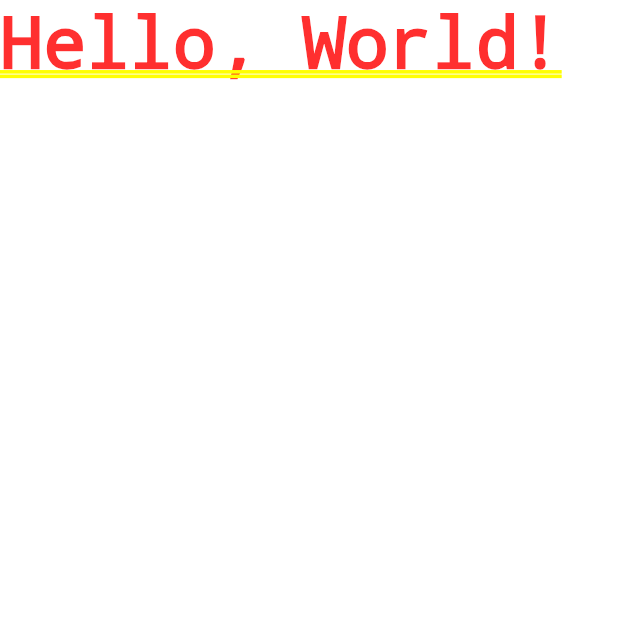
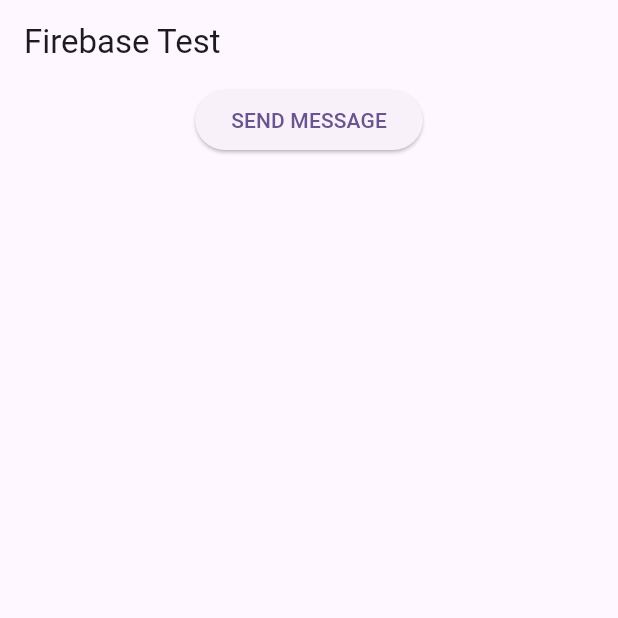
Before and after one commit to lepton23/stacshack25, a Flutter app: the screen it shows after launch, on a phone screen of 412 x 824 dp, the top half of it. Run offline on Flutter 3.47's test engine with Material 3 defaults, Android fonts, the phone set to English and light mode, and no system bars; our stand-ins replace cloud_firestore, firebase_core, geolocator; missing offline and left inert: geoflutterfire_plus, what3words; accounts and stored records are empty.

Commit message:
WE GOT DATA

```diff
--- a/hivemind_beta/lib/controllers/firebase_controller.dart
+++ b/hivemind_beta/lib/controllers/firebase_controller.dart
@@ -1,6 +1,51 @@
-import 'package:firebase_database/firebase_database.dart';
+import 'package:cloud_firestore/cloud_firestore.dart';
+import 'package:geoflutterfire_plus/geoflutterfire_plus.dart';
+import 'package:hivemind_beta/models/geo.dart';
+import 'package:hivemind_beta/models/message.dart';
 
 class FirebaseController {
+  final _firestore = FirebaseFirestore.instance;
+  static const String _geofield = 'geo';
 
-  final _database = FirebaseDatabase.instance;
+  Future<void> addMessage(double latitude, double longitude, String body) async {
+    try {
+      // https://pub.dev/packages/geoflutterfire_plus
+      final GeoFirePoint geoFirePoint = GeoFirePoint(GeoPoint(latitude, longitude));
+
+      final message = Message(geo: Geo.fromGeoFirePoint(geoFirePoint), body: body, threeWords: "ABC");
+
+      final docRef = await GeoCollectionReference<Map<String, dynamic>>(
+        _firestore.collection('messages'),
+      ).add(<String, dynamic>{
+        _geofield: geoFirePoint.data,
+        "body": body,
+        "threeWords": "ABC",
+        "timestamp": FieldValue.serverTimestamp(),
+      });
+
+      print("Document added with ID: ${docRef.id}");
+    } catch (e) {
+      print("Error adding message to Firebase: $e");
+      // You might want to rethrow the error or handle it differently
+      rethrow;
+    }
+  }
+
+  Future<Stream<List<Message>>> getMessages(double latitude, double longitude, double radius) async {
+    final GeoFirePoint center = GeoFirePoint(GeoPoint(latitude, longitude));
+    final typedCollectionReference = _firestore
+        .collection('messages')
+        .withConverter<Message>(
+          fromFirestore: (ds, _) => Message.fromDocumentSnapshot(ds),
+          toFirestore: (obj, _) => obj.toMap(),
+        );
+
+    GeoPoint geopointFrom(Message message) => message.geo.geopoint;
+
+    final Stream<List<DocumentSnapshot<Message>>> stream = GeoCollectionReference<Message>(
+      typedCollectionReference,
+    ).subscribeWithin(center: center, radiusInKm: radius, field: _geofield, geopointFrom: geopointFrom);
+
+    return stream.map((List<DocumentSnapshot<Message>> event) => event.map((e) => e.data()!).toList());
+  }
 }
--- a/hivemind_beta/lib/main.dart
+++ b/hivemind_beta/lib/main.dart
@@ -1,6 +1,7 @@
 import 'package:firebase_core/firebase_core.dart';
 import 'package:flutter/material.dart';
 import 'package:hivemind_beta/firebase_options.dart';
+import 'package:hivemind_beta/views/screens/firebase_test.dart';
 import 'locator.dart';
 
 void main() async {
@@ -17,7 +18,7 @@
     return MaterialApp(
       title: 'Flutter Demo',
       theme: ThemeData(colorScheme: ColorScheme.fromSeed(seedColor: Colors.deepPurple)),
-      home: Text("Hello, World!"),
+      home: FirebaseTest()
     );
   }
 }
--- /dev/null
+++ b/hivemind_beta/lib/models/geo.dart
@@ -0,0 +1,20 @@
+import 'package:cloud_firestore/cloud_firestore.dart';
+import 'package:geoflutterfire_plus/geoflutterfire_plus.dart';
+
+class Geo {
+  Geo({required this.geohash, required this.geopoint});
+
+  factory Geo.fromJson(Map<String, dynamic> json) {
+    return Geo(geohash: json['geohash'] as String, geopoint: json['geopoint'] as GeoPoint);
+  }
+
+  factory Geo.fromGeoFirePoint(GeoFirePoint geoFirePoint) {
+    final data = geoFirePoint.data;
+    return Geo(geohash: data["geohash"], geopoint: data["geopoint"]);
+  }
+
+  final String geohash;
+  final GeoPoint geopoint;
+
+  Map<String, dynamic> toMap() => <String, dynamic>{'geohash': geohash, 'geopoint': geopoint};
+}
--- /dev/null
+++ b/hivemind_beta/lib/models/message.dart
@@ -0,0 +1,46 @@
+import 'package:cloud_firestore/cloud_firestore.dart';
+import 'package:hivemind_beta/models/geo.dart';
+
+class Message {
+  Message({
+    required this.body,
+    required this.geo,
+    required this.threeWords,
+    this.likes = 0,
+    this.dislikes = 0,
+    this.comments = const [],
+  });
+
+  final Geo geo;
+  final String body;
+  final String threeWords;
+  int likes;
+  int dislikes;
+  List<String> comments;
+
+  Map<String, dynamic> toMap() {
+    return <String, dynamic>{
+      'geo': geo.toMap(),
+      'body': body,
+      'threeWords': threeWords,
+      'likes': likes,
+      'dislikes': dislikes,
+      'comments': comments,
+    };
+  }
+
+  factory Message.fromMap(Map<String, dynamic> map) {
+    return Message(
+      geo: Geo.fromJson(map['geo'] as Map<String, dynamic>),
+      body: map['body'] as String,
+      threeWords: map['threeWords'] as String,
+      likes: map['likes'] as int? ?? 0,
+      dislikes: map['dislikes'] as int? ?? 0,
+      comments: List<String>.from(map['comments'] as List<dynamic>? ?? []),
+    );
+  }
+
+  factory Message.fromDocumentSnapshot(DocumentSnapshot snapshot) {
+    return Message.fromMap(snapshot.data()! as Map<String, dynamic>);
+  }
+}
--- /dev/null
+++ b/hivemind_beta/lib/views/screens/firebase_test.dart
@@ -0,0 +1,29 @@
+import 'package:flutter/material.dart';
+import 'package:hivemind_beta/controllers/firebase_controller.dart';
+import 'package:hivemind_beta/models/geo.dart';
+import 'package:hivemind_beta/models/message.dart';
+
+class FirebaseTest extends StatelessWidget {
+  const FirebaseTest({super.key});
+
+  @override
+  Widget build(BuildContext context) {
+    final firebaseController = FirebaseController();
+
+    return Scaffold(
+      appBar: AppBar(title: const Text('Firebase Test')),
+      body: Center(
+        child: Column(
+          children: [
+            ElevatedButton(
+              child: Text("SEND MESSAGE"),
+              onPressed: () {
+                firebaseController.addMessage(45.268913, -66.054178, "Hello, World!");
+              },
+            ),
+          ],
+        ),
+      ),
+    );
+  }
+}
--- a/hivemind_beta/pubspec.yaml
+++ b/hivemind_beta/pubspec.yaml
@@ -38,6 +38,8 @@
   geolocator: 13.0.2
   firebase_core: ^3.12.1
   firebase_database: ^11.3.4
+  geoflutterfire_plus: ^0.0.32
+  cloud_firestore: ^5.6.5
 
 dev_dependencies:
   flutter_test:
```
Also changed, not shown: hivemind_beta/lib/firebase_options.dart, hivemind_beta/pubspec.lock, 5 other files.
